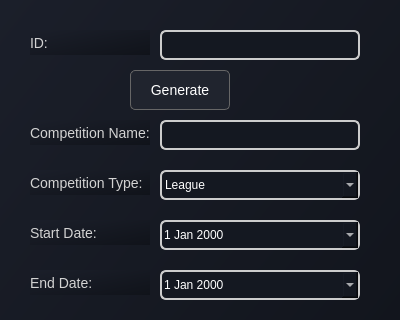
Qt form updateform.ui (Azer-khadhraoui/ALDAWRY-FOOTBALL) before a commit; both pictures show x 0 to 400 and y 0 to 320 of the 400 by 500 pixel window.
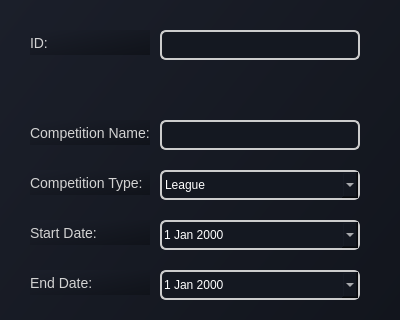
The same form after that commit.

```diff
--- a/updateform.ui
+++ b/updateform.ui
@@ -294,27 +294,6 @@
 color: white;</string>
    </property>
   </widget>
-  <widget class="QPushButton" name="pushButton_submit_2">
-   <property name="geometry">
-    <rect>
-     <x>130</x>
-     <y>70</y>
-     <width>100</width>
-     <height>40</height>
-    </rect>
-   </property>
-   <property name="styleSheet">
-    <string notr="true">background-color: #20242e;
-color: white;
-border-radius: 5px;
-padding: 6px 12px;
-border: 1px solid #666666;
-font-size: 14px;</string>
-   </property>
-   <property name="text">
-    <string>Generate</string>
-   </property>
-  </widget>
  </widget>
  <resources/>
  <connections/>
```
